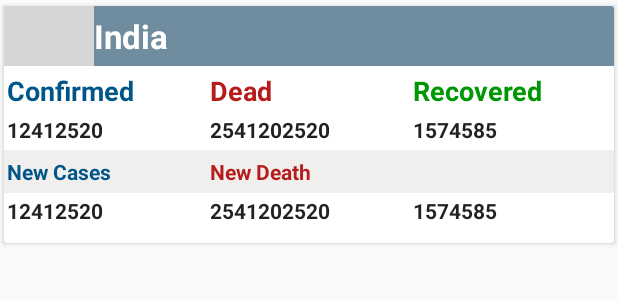
After one commit to promodkumarCM/CovidTracker, an Android app: the layout countrt_list_new.xml on its own in the app's theme, with its tools: preview values and no code run, on a phone screen of 412 x 824 dp. The commit adds this screen. Shown: the top 300 px of the screen. Run offline under Robolectric (Android 15) with nearby library versions, the phone set to English and light mode, and no system bars; network calls fail; grey boxes are pictures that could not be loaded.

Commit message:
coutry polichutooo

```diff
--- a/app/src/main/res/layout/activity_main.xml
+++ b/app/src/main/res/layout/activity_main.xml
@@ -3,6 +3,7 @@
     xmlns:android="http://schemas.android.com/apk/res/android"
     xmlns:app="http://schemas.android.com/apk/res-auto"
     android:id="@+id/drawer"
+    android:background="@color/colorPrimaryDark"
     android:layout_width="match_parent"
     android:layout_height="match_parent">
 
--- /dev/null
+++ b/app/src/main/res/layout/countrt_list_new.xml
@@ -0,0 +1,228 @@
+<?xml version="1.0" encoding="utf-8"?>
+<androidx.cardview.widget.CardView xmlns:android="http://schemas.android.com/apk/res/android"
+    xmlns:app="http://schemas.android.com/apk/res-auto"
+    xmlns:tools="http://schemas.android.com/tools"
+    android:layout_width="match_parent"
+    android:layout_height="wrap_content"
+    android:minHeight="140dp"
+    android:orientation="vertical"
+    app:cardUseCompatPadding="true">
+
+    <LinearLayout
+        android:layout_width="match_parent"
+        android:layout_height="wrap_content"
+        android:minHeight="40dp"
+        android:orientation="vertical">
+
+
+        <LinearLayout
+            android:background="#C94A6D86"
+            android:layout_width="match_parent"
+            android:layout_height="wrap_content"
+            android:orientation="horizontal">
+
+            <ImageView
+                android:id="@+id/ivCountryFlag"
+                android:layout_width="60dp"
+                android:layout_height="40dp"
+                tools:srcCompat="@tools:sample/avatars" />
+
+            <androidx.appcompat.widget.AppCompatTextView
+                android:id="@+id/tvCountryName"
+                android:layout_width="wrap_content"
+                android:layout_height="wrap_content"
+                android:layout_gravity="center_vertical"
+                android:text="India"
+                android:textAppearance="?android:attr/textAppearanceLarge"
+                android:textColor="#ffff"
+                android:textStyle="bold" />
+
+
+        </LinearLayout>
+
+        <LinearLayout
+            android:layout_marginTop="2dp"
+            android:layout_width="match_parent"
+            android:layout_height="wrap_content"
+            android:orientation="horizontal">
+
+            <androidx.appcompat.widget.AppCompatTextView
+                android:layout_width="0dp"
+                android:layout_height="wrap_content"
+                android:layout_gravity="center_vertical"
+                android:layout_weight="1"
+                android:text="Confirmed"
+                android:textAppearance="?android:attr/textAppearanceMedium"
+                android:textStyle="bold"
+                android:textAlignment="center"
+                android:padding="2dp"
+                android:textColor="@color/colorPrimary"
+                />
+
+            <androidx.appcompat.widget.AppCompatTextView
+                android:layout_width="0dp"
+                android:layout_height="wrap_content"
+                android:layout_gravity="center_vertical"
+                android:layout_weight="1"
+                android:text="Dead"
+                android:textAppearance="?android:attr/textAppearanceMedium"
+                android:textStyle="bold"
+                android:textAlignment="center"
+                android:padding="2dp"
+                android:textColor="@color/colorTotalDeaths"
+                />
+
+            <androidx.appcompat.widget.AppCompatTextView
+                android:layout_width="0dp"
+                android:layout_height="wrap_content"
+                android:layout_gravity="center_vertical"
+                android:layout_weight="1"
+                android:text="Recovered"
+                android:textAppearance="?android:attr/textAppearanceMedium"
+                android:textStyle="bold"
+                android:textAlignment="center"
+                android:padding="2dp"
+                android:textColor="@color/notificationInfo"/>
+
+
+        </LinearLayout>
+
+        <LinearLayout
+            android:layout_width="match_parent"
+            android:layout_height="wrap_content"
+            android:orientation="horizontal">
+
+            <androidx.appcompat.widget.AppCompatTextView
+                android:id="@+id/tvAffected"
+                android:layout_width="0dp"
+                android:layout_height="wrap_content"
+                android:layout_gravity="center_vertical"
+                android:layout_weight="1"
+                android:text="12412520"
+                android:textAppearance="?android:attr/textAppearance"
+                android:textStyle="bold"
+                android:textAlignment="center"
+                android:padding="2dp"/>
+
+            <androidx.appcompat.widget.AppCompatTextView
+                android:id="@+id/tvDead"
+                android:layout_width="0dp"
+                android:layout_height="wrap_content"
+                android:layout_gravity="center_vertical"
+                android:layout_weight="1"
+                android:text="2541202520"
+                android:textAppearance="?android:attr/textAppearance"
+                android:textStyle="bold"
+                android:textAlignment="center"
+                android:padding="2dp"/>
+
+            <androidx.appcompat.widget.AppCompatTextView
+                android:id="@+id/tvRecovered"
+                android:layout_width="0dp"
+                android:layout_height="wrap_content"
+                android:layout_gravity="center_vertical"
+                android:layout_weight="1"
+                android:text="1574585"
+                android:textAppearance="?android:attr/textAppearance"
+                android:textStyle="bold"
+                android:textAlignment="center"
+                android:padding="2dp"/>
+
+
+        </LinearLayout>
+
+        <LinearLayout
+            android:layout_marginTop="2dp"
+            android:background="#F1EEEE"
+            android:layout_width="match_parent"
+            android:layout_height="wrap_content"
+            android:orientation="horizontal">
+
+            <androidx.appcompat.widget.AppCompatTextView
+                android:layout_width="0dp"
+                android:layout_height="wrap_content"
+                android:layout_gravity="center_vertical"
+                android:layout_weight="1"
+                android:text="New Cases"
+                android:textAppearance="?android:attr/textAppearanceSmall"
+                android:textStyle="bold"
+                android:textAlignment="center"
+                android:padding="2dp"
+                android:textColor="@color/colorPrimary"
+                />
+
+            <androidx.appcompat.widget.AppCompatTextView
+                android:layout_width="0dp"
+                android:layout_height="wrap_content"
+                android:layout_gravity="center_vertical"
+                android:layout_weight="1"
+                android:text="New Death"
+                android:textAppearance="?android:attr/textAppearanceSmall"
+                android:textStyle="bold"
+                android:textAlignment="center"
+                android:padding="2dp"
+                android:textColor="@color/colorTotalDeaths"
+                />
+
+            <androidx.appcompat.widget.AppCompatTextView
+                android:layout_width="0dp"
+                android:layout_height="wrap_content"
+                android:layout_gravity="center_vertical"
+                android:layout_weight="1"
+                android:text=""
+                android:textAppearance="?android:attr/textAppearanceMedium"
+                android:textStyle="bold"
+                android:textAlignment="center"
+                android:padding="2dp"
+                android:textColor="@color/notificationInfo"/>
+
+
+        </LinearLayout>
+
+        <LinearLayout
+            android:layout_marginBottom="10dp"
+            android:layout_width="match_parent"
+            android:layout_height="wrap_content"
+            android:orientation="horizontal">
+
+            <androidx.appcompat.widget.AppCompatTextView
+                android:id="@+id/todaysAffected"
+                android:layout_width="0dp"
+                android:layout_height="wrap_content"
+                android:layout_gravity="center_vertical"
+                android:layout_weight="1"
+                android:text="12412520"
+                android:textAppearance="?android:attr/textAppearance"
+                android:textStyle="bold"
+                android:textAlignment="center"
+                android:padding="2dp"/>
+
+            <androidx.appcompat.widget.AppCompatTextView
+                android:id="@+id/todaysDeath"
+                android:layout_width="0dp"
+                android:layout_height="wrap_content"
+                android:layout_gravity="center_vertical"
+                android:layout_weight="1"
+                android:text="2541202520"
+                android:textAppearance="?android:attr/textAppearance"
+                android:textStyle="bold"
+                android:textAlignment="center"
+                android:padding="2dp"/>
+
+            <androidx.appcompat.widget.AppCompatTextView
+                android:layout_width="0dp"
+                android:layout_height="wrap_content"
+                android:layout_gravity="center_vertical"
+                android:layout_weight="1"
+                android:text="1574585"
+                android:textAppearance="?android:attr/textAppearance"
+                android:textStyle="bold"
+                android:textAlignment="center"
+                android:padding="2dp"/>
+
+
+        </LinearLayout>
+
+    </LinearLayout>
+
+</androidx.cardview.widget.CardView>
```
Also changed, not shown: app/src/main/java/nl/psdcompany/duonavigationdrawer/example/country/CountryFragment.java (+9 -2 lines), app/src/main/java/nl/psdcompany/duonavigationdrawer/example/country/CovidCountryAdapter.java (+9 -3 lines), app/src/main/res/drawable/search_rounded_rect.xml (added, +13 -0 lines), app/src/main/res/layout/country_list.xml (+29 -20 lines), app/src/main/res/layout/fragment_country.xml (+7 -21 lines), app/src/main/res/values/colors.xml (+104 -3 lines).
